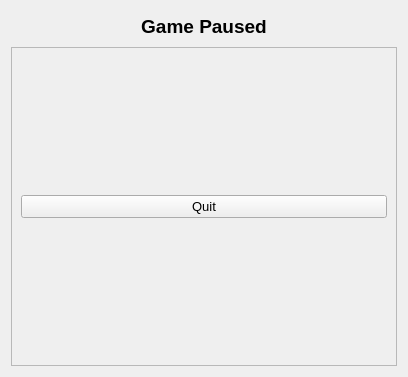
Before: the Qt Designer form ui/pause_menu.ui in kpdudek/TankGame, drawn with Qt 5.
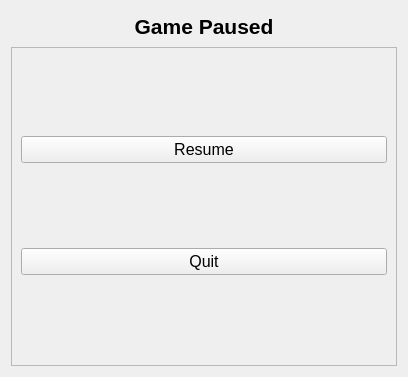
After: the same form once the commit is applied.

Patch:
```diff
--- a/ui/pause_menu.ui
+++ b/ui/pause_menu.ui
@@ -23,11 +23,11 @@
       <enum>QFrame::Raised</enum>
      </property>
      <layout class="QGridLayout" name="gridLayout_2">
-      <item row="0" column="0">
+      <item row="1" column="0">
        <widget class="QPushButton" name="quit_button">
         <property name="font">
          <font>
-          <pointsize>10</pointsize>
+          <pointsize>12</pointsize>
          </font>
         </property>
         <property name="text">
@@ -35,6 +35,18 @@
         </property>
        </widget>
       </item>
+      <item row="0" column="0">
+       <widget class="QPushButton" name="resume_button">
+        <property name="font">
+         <font>
+          <pointsize>12</pointsize>
+         </font>
+        </property>
+        <property name="text">
+         <string>Resume</string>
+        </property>
+       </widget>
+      </item>
      </layout>
     </widget>
    </item>
@@ -48,7 +60,7 @@
      </property>
      <property name="font">
       <font>
-       <pointsize>14</pointsize>
+       <pointsize>16</pointsize>
        <weight>75</weight>
        <bold>true</bold>
       </font>
```
